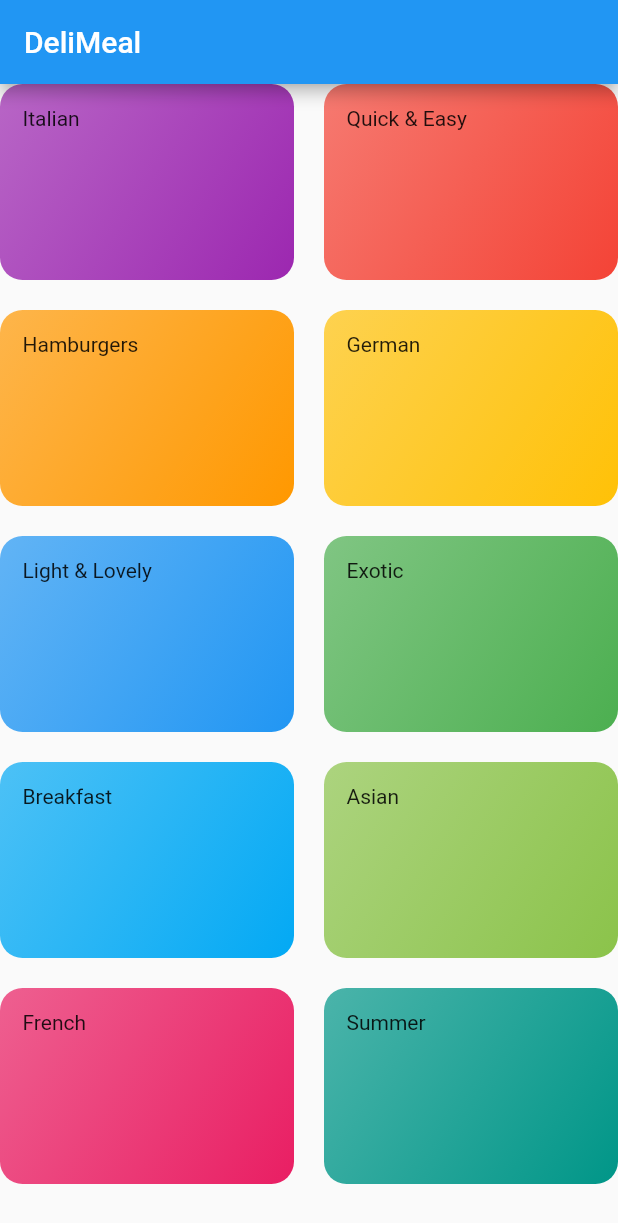
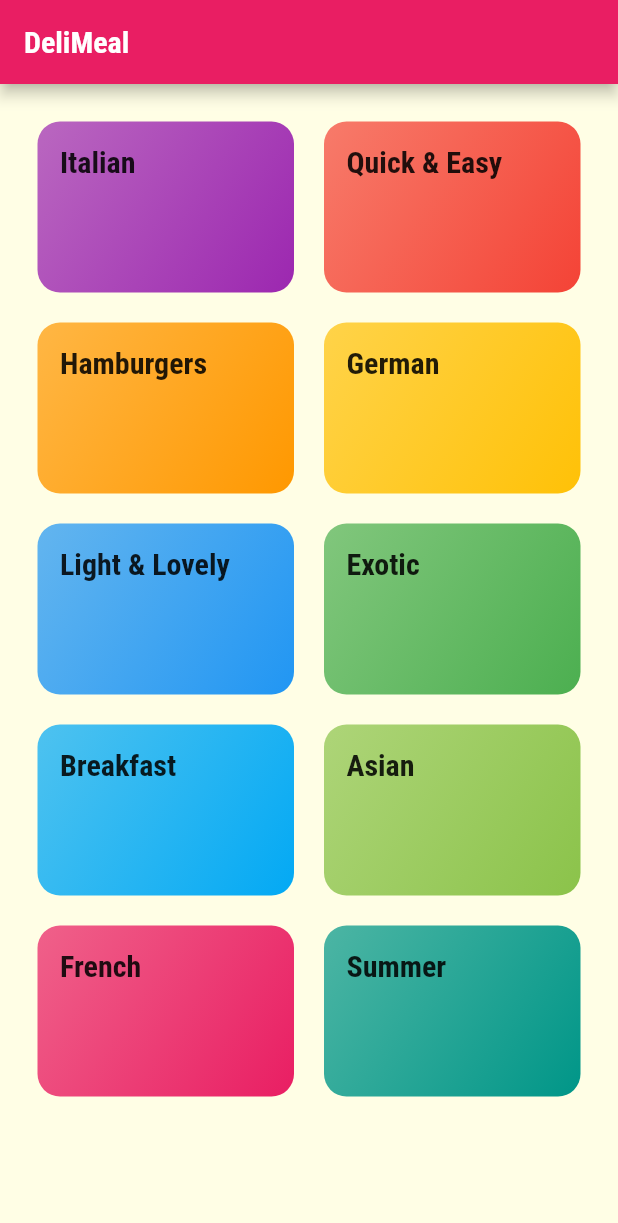
Before and after one commit to totolog-flutter/for-learning, a Flutter app: the screen it shows after launch, on a phone screen of 412 x 824 dp. Shown: the top 1223 px of the screen. Run offline on Flutter 3.47's test engine with Material 2 defaults, Android fonts, the phone set to English and light mode, and no system bars.

Commit message:
add: 162

```diff
--- a/lib/categories_screen.dart
+++ b/lib/categories_screen.dart
@@ -12,6 +12,7 @@ class CategoriesScreen extends StatelessWidget {
           title: const Text('DeliMeal'),
         ),
         body: GridView(
+          padding: EdgeInsets.all(25),
           children: DUMMY_CATEGORIES
               .map((catData) =>
                   CategoryItem(title: catData.title, color: catData.color))
--- a/lib/category_item.dart
+++ b/lib/category_item.dart
@@ -9,7 +9,10 @@ class CategoryItem extends StatelessWidget {
   Widget build(BuildContext context) {
     return Container(
       padding: const EdgeInsets.all(15),
-      child: Text(title),
+      child: Text(
+        title,
+        style: Theme.of(context).textTheme.headline6,
+      ),
       decoration: BoxDecoration(
         gradient: LinearGradient(
           colors: [
--- a/lib/main.dart
+++ b/lib/main.dart
@@ -14,7 +14,26 @@ class MyApp extends StatelessWidget {
     return MaterialApp(
       title: 'Flutter Demo',
       theme: ThemeData(
-        primarySwatch: Colors.blue,
+        primarySwatch: Colors.pink,
+        accentColor: Colors.amber,
+        canvasColor: Color.fromRGBO(255, 254, 229, 1),
+        fontFamily: 'Raleway',
+        textTheme: ThemeData.light().textTheme.copyWith(
+              bodyText1: TextStyle(
+                color: Color.fromRGBO(20, 51, 51, 1),
+              ),
+              bodyText2: TextStyle(
+                color: Color.fromRGBO(20, 51, 51, 1),
+              ),
+              headline6: TextStyle(
+                fontSize: 20,
+                fontFamily: 'RobotoCondensed',
+                fontWeight: FontWeight.bold,
+              ),
+              button: TextStyle(
+                fontSize: 20,
+              ),
+            ),
       ),
       home: const CategoriesScreen(),
     );
```
Also changed, not shown: pubspec.yaml (+17 -6 lines), assets/fonts/Raleway-Black.ttf (added), assets/fonts/Raleway-Bold.ttf (added), assets/fonts/Raleway-Regular.ttf (added), assets/fonts/RobotoCondensed-Bold.ttf (added), assets/fonts/RobotoCondensed-Italic.ttf (added), assets/fonts/RobotoCondensed-Light.ttf (added), assets/fonts/RobotoCondensed-Regular.ttf (added). Lines whose indentation alone changed are shown as unchanged.
